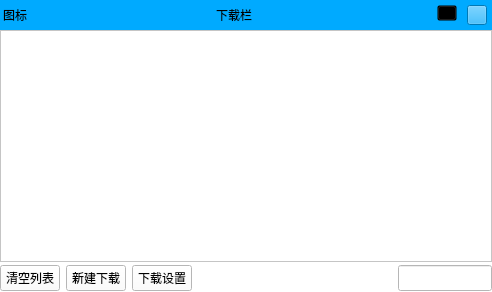
Before: the Qt Designer form VideoPlayer/browser/WebDownLoadList.ui in huizhang556/pc-video-player, drawn with Qt 5.
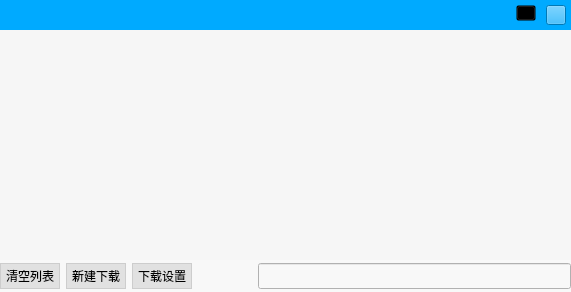
After: the same form once the commit is applied. Icons and pictures are not drawn.

Commit message: 01.增加下载提示框02.问题：下载信号多次收到，没解决

The edit to the form file:
```diff
--- a/VideoPlayer/browser/WebDownLoadList.ui
+++ b/VideoPlayer/browser/WebDownLoadList.ui
@@ -6,7 +6,7 @@
    <rect>
     <x>0</x>
     <y>0</y>
-    <width>492</width>
+    <width>571</width>
     <height>292</height>
    </rect>
   </property>
@@ -14,9 +14,31 @@
    <string>Form</string>
   </property>
   <property name="styleSheet">
-   <string notr="true">background-color:white;</string>
+   <string notr="true"/>
   </property>
-  <layout class="QVBoxLayout" name="verticalLayout_3">
+  <layout class="QHBoxLayout" name="horizontalLayout_13">
+   <property name="spacing">
+    <number>0</number>
+   </property>
+   <property name="leftMargin">
+    <number>0</number>
+   </property>
+   <property name="topMargin">
+    <number>0</number>
+   </property>
+   <property name="rightMargin">
+    <number>0</number>
+   </property>
+   <property name="bottomMargin">
+    <number>0</number>
+   </property>
+   <item>
+    <widget class="QStackedWidget" name="stackedWidget">
+     <property name="currentIndex">
+      <number>0</number>
+     </property>
+     <widget class="QWidget" name="page_download">
+      <layout class="QVBoxLayout" name="verticalLayout_4">
    <property name="spacing">
     <number>0</number>
    </property>
@@ -75,41 +97,6 @@
           <property name="spacing">
            <number>10</number>
           </property>
-          <item>
-           <widget class="QLabel" name="label_icon">
-            <property name="minimumSize">
-             <size>
-              <width>30</width>
-              <height>25</height>
-             </size>
-            </property>
-            <property name="maximumSize">
-             <size>
-              <width>16777215</width>
-              <height>25</height>
-             </size>
-            </property>
-            <property name="text">
-             <string>图标</string>
-            </property>
-            <property name="alignment">
-             <set>Qt::AlignCenter</set>
-            </property>
-           </widget>
-          </item>
-          <item>
-           <spacer name="horizontalSpacer_2">
-            <property name="orientation">
-             <enum>Qt::Horizontal</enum>
-            </property>
-            <property name="sizeHint" stdset="0">
-             <size>
-              <width>40</width>
-              <height>20</height>
-             </size>
-            </property>
-           </spacer>
-          </item>
           <item>
            <widget class="QLabel" name="label_title">
             <property name="minimumSize">
@@ -124,8 +111,14 @@
               <height>25</height>
              </size>
             </property>
+                <property name="styleSheet">
+                 <string notr="true">QLabel
+{
+border:1px solid transparent;
+}</string>
+                </property>
             <property name="text">
-             <string>下载栏</string>
+                 <string/>
             </property>
             <property name="alignment">
              <set>Qt::AlignCenter</set>
@@ -218,24 +211,119 @@
         <number>0</number>
        </property>
        <item>
-        <widget class="QListWidget" name="listWidget_list"/>
+            <widget class="QListWidget" name="listWidget_list">
+             <property name="styleSheet">
+              <string notr="true">QListWidget
+{
+border:none;
+background-color:#f6f6f6;
+}
+
+QListWidget::item
+{
+border:1px solid transparent;
+border-bottom-color:#cccccc;
+}
+
+QListWidget::item:hover
+{
+border:1px solid transparent;
+border-bottom-color:#cccccc;
+background-color:#e2f5ff;
+}
+
+QListWidget::item:selected
+{
+background-color:#80aede;
+}
+
+/*垂直滚动条整体样式*/
+QScrollBar:vertical
+{
+background-color:#3f3f48;/*背景颜色*/
+width:10px;/*整体宽度*/
+}
+
+/*水平滚动条整体样式*/
+QScrollBar:horizontal
+{
+background-color:#3f3f48;/*背景颜色*/
+height:10px;/*整体高度*/
+}
+
+/*垂直滚动条内滑块样式*/
+QScrollBar::handle:vertical
+{
+border-radius:0px;
+min-height:20px;/*滑块宽度*/
+background-color:#6b9fa7;
+}
+
+/*水平滚动条内滑块样式*/
+QScrollBar::handle:horizontal
+{
+border-radius:0px;
+min-width:20px;/*滑块高度*/
+background-color:#6b9fa7;
+}
+
+/*垂直滚动条内滑块样式--hover*/
+QScrollBar::handle:vertical:hover
+{
+border-radius:0px;
+background-color:#038387;
+}
+
+/*水平滚动条内滑块样式--hover*/
+QScrollBar::handle:horizontal:hover
+{
+border-radius:0px;
+background-color:#038387;
+}
+
+/*垂直滚动条滑过上部分的样式*/
+QScrollBar::sub-page:vertical
+{
+background-color:#e6e6e6;
+}
+
+/*水平滚动条滑过左部分的样式*/
+QScrollBar::sub-page:horizontal
+{
+background-color:#e6e6e6;
+}
+
+/*垂直滚动条滑过下部分的样式*/
+QScrollBar::add-page:vertical
+{
+background-color:#e6e6e6;
+}
+
+/*水平滚动条滑过右部分的样式*/
+QScrollBar::add-page:horizontal
+{
+background-color:#e6e6e6;
+}</string>
+             </property>
+            </widget>
        </item>
        <item>
         <widget class="QStackedWidget" name="stackedWidget_bottom">
          <property name="minimumSize">
           <size>
            <width>0</width>
-           <height>30</height>
+               <height>32</height>
           </size>
          </property>
          <property name="maximumSize">
           <size>
            <width>16777215</width>
-           <height>30</height>
+               <height>32</height>
           </size>
          </property>
          <property name="styleSheet">
-          <string notr="true"/>
+              <string notr="true">background-color:#f8f8f8;
+</string>
          </property>
          <property name="currentIndex">
           <number>0</number>
@@ -272,6 +360,9 @@
               </size>
              </property>
              <layout class="QHBoxLayout" name="horizontalLayout_2">
+                  <property name="spacing">
+                   <number>6</number>
+                  </property>
               <property name="leftMargin">
                <number>0</number>
               </property>
@@ -301,7 +392,8 @@
                 <property name="styleSheet">
                  <string notr="true">QPushButton
 {
-
+background-color:#e1e1e1;
+border:1px solid #cdcdcd;
 }
 
 QPushButton:hover
@@ -331,7 +423,8 @@
                 <property name="styleSheet">
                  <string notr="true">QPushButton
 {
-
+background-color:#e1e1e1;
+border:1px solid #cdcdcd;
 }
 
 QPushButton:hover
@@ -361,7 +454,8 @@
                 <property name="styleSheet">
                  <string notr="true">QPushButton
 {
-
+background-color:#e1e1e1;
+border:1px solid #cdcdcd;
 }
 
 QPushButton:hover
@@ -384,7 +478,7 @@
                 </property>
                 <property name="sizeHint" stdset="0">
                  <size>
-                  <width>200</width>
+                      <width>60</width>
                   <height>20</height>
                  </size>
                 </property>
@@ -394,7 +488,7 @@
                <widget class="QLineEdit" name="lineEdit_search">
                 <property name="minimumSize">
                  <size>
-                  <width>0</width>
+                      <width>260</width>
                   <height>26</height>
                  </size>
                 </property>
@@ -533,6 +627,35 @@
       </layout>
      </item>
     </layout>
+       </item>
+      </layout>
+     </widget>
+     <widget class="QWidget" name="page_newwork">
+      <property name="minimumSize">
+       <size>
+        <width>528</width>
+        <height>0</height>
+       </size>
+      </property>
+      <layout class="QVBoxLayout" name="verticalLayout_3">
+       <property name="spacing">
+        <number>0</number>
+       </property>
+       <property name="leftMargin">
+        <number>0</number>
+       </property>
+       <property name="topMargin">
+        <number>0</number>
+       </property>
+       <property name="rightMargin">
+        <number>0</number>
+       </property>
+       <property name="bottomMargin">
+        <number>0</number>
+       </property>
+      </layout>
+     </widget>
+    </widget>
    </item>
   </layout>
  </widget>
```
Left out of the diff: 19 changed lines with no effect on the pictures. Lines whose indentation alone changed are shown as unchanged. The commit also changes 31 other files.
